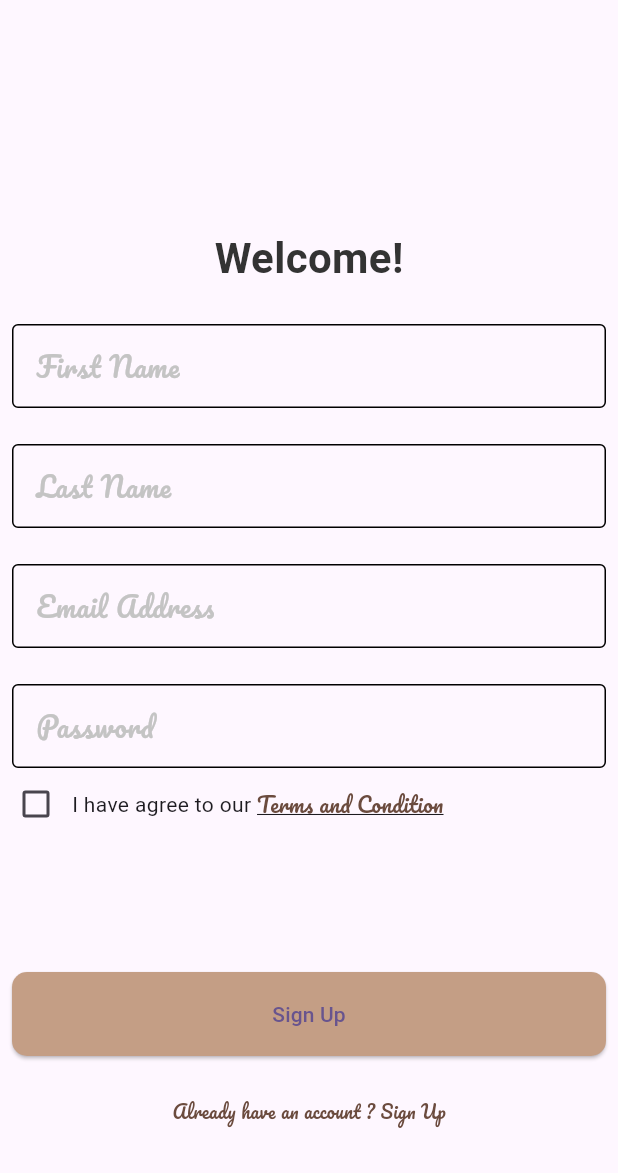
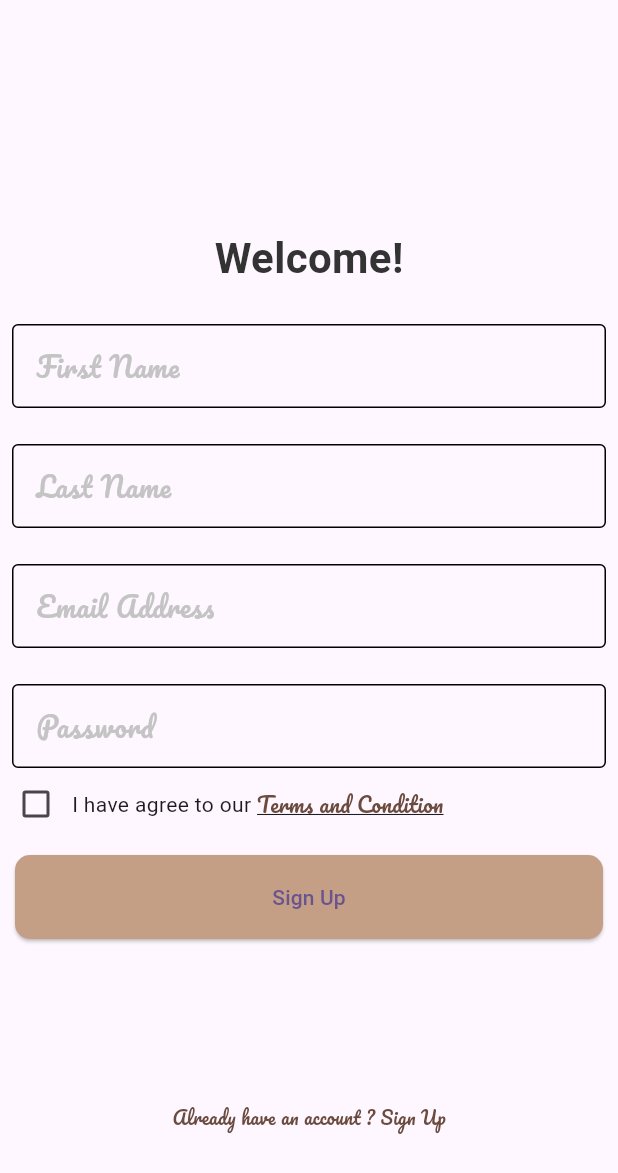
Before and after one commit to ahmdZhran/dalel_app, a Flutter app: the SignUpView screen opened by its route, on a phone screen of 412 x 824 dp. Shown: the top 1173 px of the screen. Run offline on Flutter 3.47's test engine with Material 3 defaults, Android fonts, the phone set to English and light mode, and no system bars; our stand-ins replace firebase_auth, firebase_core, flutter_bloc, get_it, go_router, shared_preferences; accounts and stored records are empty; Roboto replaces fonts that are missing (Poppins).

Commit message:
create custom sign up form widget

```diff
--- a/lib/features/Auth/presentaion/view/sign_up_view.dart
+++ b/lib/features/Auth/presentaion/view/sign_up_view.dart
@@ -1,5 +1,6 @@
 import 'package:dalel_app/core/utls/app_strings.dart';
 import 'package:dalel_app/core/widgets/custom_button.dart';
+import 'package:dalel_app/features/Auth/presentaion/widgets/custom_signup_form.dart';
 import 'package:dalel_app/features/Auth/presentaion/widgets/custom_text_form.dart';
 import 'package:dalel_app/features/Auth/presentaion/widgets/have_an_account_widget.dart';
 import 'package:dalel_app/features/Auth/presentaion/widgets/terms_and_condidtion.dart';
@@ -11,62 +12,31 @@ class SignUpView extends StatelessWidget {
 
   @override
   Widget build(BuildContext context) {
-    return Scaffold(
+    return const Scaffold(
       body: CustomScrollView(
         slivers: [
-          const SliverToBoxAdapter(
+          SliverToBoxAdapter(
             child: SizedBox(
               height: 152,
             ),
           ),
-          const SliverToBoxAdapter(
+          SliverToBoxAdapter(
             child: WelcomTextWidget(
               text: AppStrings.welcome,
             ),
           ),
-          const SliverToBoxAdapter(
-            child: CustomTextFromField(
-              labelText: AppStrings.fristName,
-            ),
+          SliverToBoxAdapter(
+            child: CustomSignUpForm(),
           ),
-          const SliverToBoxAdapter(
-            child: CustomTextFromField(
-              labelText: AppStrings.lastName,
-            ),
-          ),
-          const SliverToBoxAdapter(
-            child: CustomTextFromField(
-              labelText: AppStrings.emailAddress,
-            ),
-          ),
-          const SliverToBoxAdapter(
-            child: CustomTextFromField(
-              labelText: AppStrings.password,
-            ),
-          ),
-          const SliverToBoxAdapter(
-            child: TermsAndConditionsWidget(),
-          ),
-          const SliverToBoxAdapter(
+          SliverToBoxAdapter(
             child: SizedBox(height: 80),
           ),
           SliverToBoxAdapter(
-            child: Padding(
-              padding: const EdgeInsets.all(8.0),
-              child: CustomElevatedButton(
-                onPressed: () {},
-                text: const Text(
-                  AppStrings.signUp,
-                ),
-              ),
-            ),
-          ),
-          const SliverToBoxAdapter(
             child: SizedBox(
               height: 20,
             ),
           ),
-          const SliverToBoxAdapter(
+          SliverToBoxAdapter(
             child: HaveAnAccountWidget(
               text1: AppStrings.alreadyHaveAnAccount,
               text2: AppStrings.signUp,
--- /dev/null
+++ b/lib/features/Auth/presentaion/widgets/custom_signup_form.dart
@@ -0,0 +1,37 @@
+import 'package:dalel_app/core/utls/app_strings.dart';
+import 'package:dalel_app/core/widgets/custom_button.dart';
+import 'package:dalel_app/features/Auth/presentaion/widgets/custom_text_form.dart';
+import 'package:dalel_app/features/Auth/presentaion/widgets/terms_and_condidtion.dart';
+import 'package:flutter/material.dart';
+
+class CustomSignUpForm extends StatelessWidget {
+  const CustomSignUpForm({super.key});
+
+  @override
+  Widget build(BuildContext context) {
+    return Form(
+      child: Column(
+        children: [
+          const CustomTextFromField(
+            labelText: AppStrings.fristName,
+          ),
+          const CustomTextFromField(
+            labelText: AppStrings.lastName,
+          ),
+          const CustomTextFromField(
+            labelText: AppStrings.emailAddress,
+          ),
+          const CustomTextFromField(
+            labelText: AppStrings.password,
+          ),
+          const TermsAndConditionsWidget(),
+          Padding(
+            padding: const EdgeInsets.all(10),
+            child: CustomElevatedButton(
+                onPressed: () {}, text: const Text(AppStrings.signUp)),
+          )
+        ],
+      ),
+    );
+  }
+}
```
